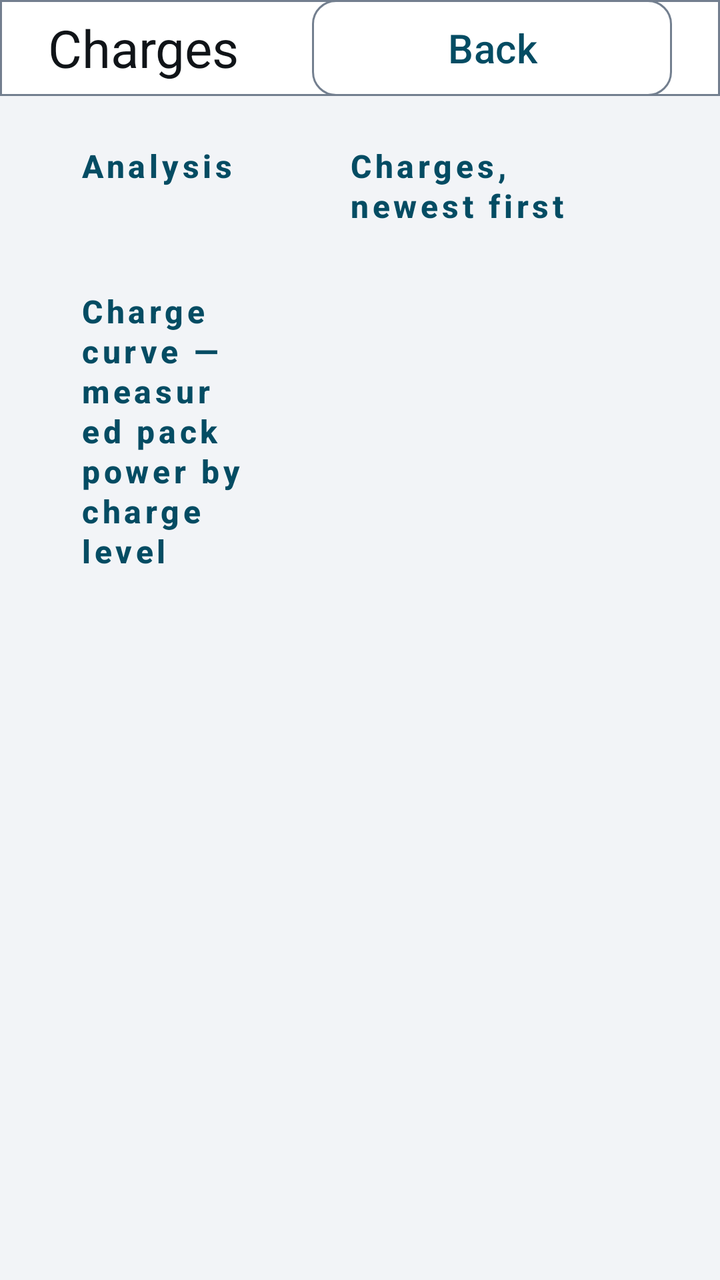
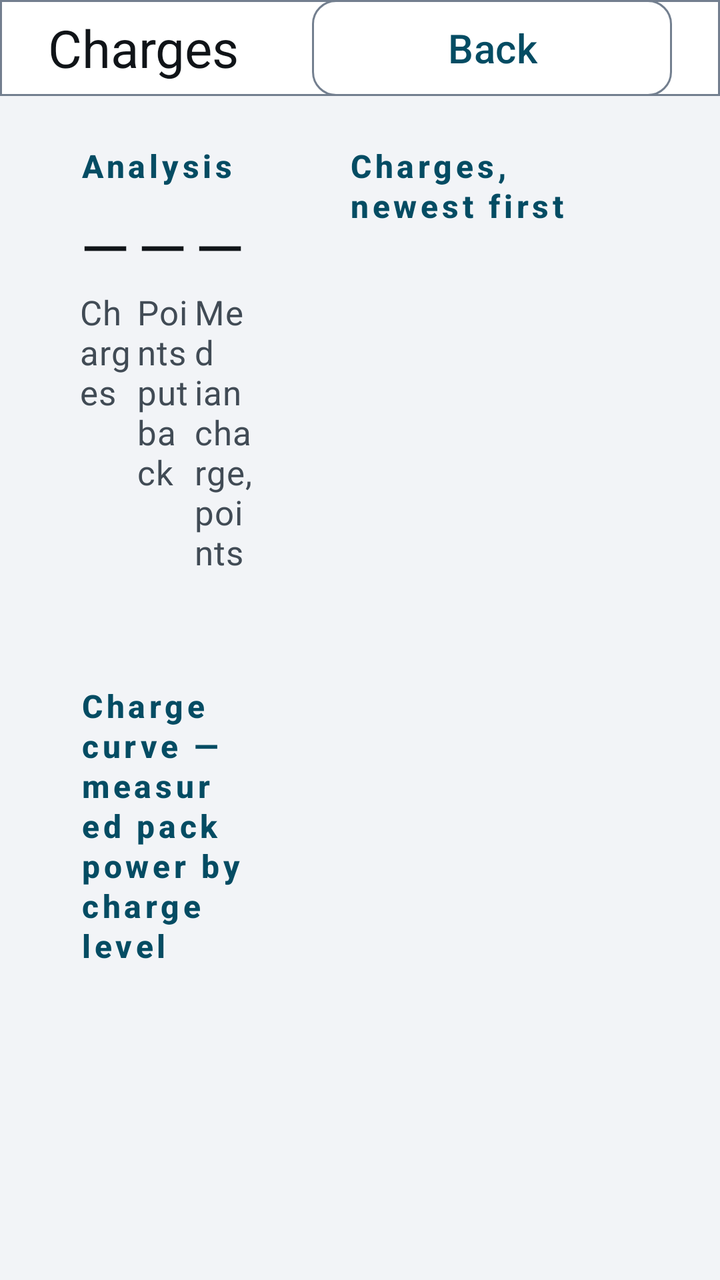

Compare the two renders of this Android layout. The source of the first and the diff that turns it into the second are given below.
<!-- AndroidManifest.xml: application theme Theme.EVChargePilot -->
<!-- res/layout/activity_charge_history.xml -->
<?xml version="1.0" encoding="utf-8"?>
<LinearLayout xmlns:android="http://schemas.android.com/apk/res/android"
    android:layout_width="match_parent"
    android:layout_height="match_parent"
    android:orientation="vertical">

    <LinearLayout
        android:layout_width="match_parent"
        android:layout_height="@dimen/chargepilot_bar_height"
        android:background="@drawable/bg_topbar"
        android:gravity="center_vertical"
        android:orientation="horizontal"
        android:paddingStart="@dimen/spacing_lg"
        android:paddingEnd="@dimen/spacing_lg">

        <TextView
            android:layout_width="0dp"
            android:layout_height="wrap_content"
            android:layout_weight="1"
            android:text="@string/charge_history_title"
            android:textAppearance="@style/Text.EV.Title" />

        <com.google.android.material.button.MaterialButton
            android:id="@+id/backAction"
            style="@style/Widget.EV.Button.Outlined"
            android:layout_width="180dp"
            android:layout_height="match_parent"
            android:insetTop="0dp"
            android:insetBottom="0dp"
            android:text="@string/action_back" />
    </LinearLayout>

    <LinearLayout
        android:layout_width="match_parent"
        android:layout_height="0dp"
        android:layout_weight="1"
        android:baselineAligned="false"
        android:orientation="horizontal"
        android:paddingStart="@dimen/spacing_lg"
        android:paddingTop="@dimen/chargepilot_bar_gap"
        android:paddingEnd="@dimen/spacing_lg"
        android:paddingBottom="@dimen/spacing_lg">

        <ScrollView
            style="@style/Widget.EV.Readout"
            android:layout_width="0dp"
            android:layout_height="match_parent"
            android:layout_weight="2"
            android:padding="@dimen/spacing_md">

            <LinearLayout
                android:layout_width="match_parent"
                android:layout_height="wrap_content"
                android:orientation="vertical">

                <TextView
                    style="@style/Text.EV.ReadoutLabel"
                    android:text="@string/charge_history_analysis" />

                <TextView
                    android:id="@+id/analysisFacts"
                    android:layout_width="match_parent"
                    android:layout_height="wrap_content"
                    android:layout_marginTop="@dimen/spacing_sm"
                    android:fontFeatureSettings="tnum"
                    android:textAppearance="@style/Text.EV.Body" />

                <TextView
                    style="@style/Text.EV.ReadoutLabel"
                    android:layout_marginTop="@dimen/spacing_md"
                    android:text="@string/charge_history_curve" />

                <TextView
                    android:id="@+id/curveFacts"
                    android:layout_width="match_parent"
                    android:layout_height="wrap_content"
                    android:layout_marginTop="@dimen/spacing_sm"
                    android:fontFeatureSettings="tnum"
                    android:textAppearance="@style/Text.EV.Secondary" />
            </LinearLayout>
        </ScrollView>

        <ScrollView
            style="@style/Widget.EV.Readout"
            android:layout_width="0dp"
            android:layout_height="match_parent"
            android:layout_marginStart="@dimen/spacing_md"
            android:layout_weight="3"
            android:padding="@dimen/spacing_md">

            <LinearLayout
                android:layout_width="match_parent"
                android:layout_height="wrap_content"
                android:orientation="vertical">

                <TextView
                    style="@style/Text.EV.ReadoutLabel"
                    android:text="@string/charge_history_list" />

                <TextView
                    android:id="@+id/chargeList"
                    android:layout_width="match_parent"
                    android:layout_height="wrap_content"
                    android:layout_marginTop="@dimen/spacing_sm"
                    android:fontFeatureSettings="tnum"
                    android:lineSpacingMultiplier="1.15"
                    android:textAppearance="@style/Text.EV.Body" />
            </LinearLayout>
        </ScrollView>
    </LinearLayout>
</LinearLayout>
<!-- resources referenced by this layout -->
<resources>
  <dimen name="chargepilot_bar_gap">@dimen/spacing_sm</dimen>
  <dimen name="chargepilot_bar_height">48dp</dimen>
  <dimen name="spacing_lg">24dp</dimen>
  <dimen name="spacing_md">16dp</dimen>
  <dimen name="spacing_sm">8dp</dimen>
  <!-- drawable bg_topbar (drawable) -->
  <?xml version="1.0" encoding="utf-8"?>
  <shape xmlns:android="http://schemas.android.com/apk/res/android" android:shape="rectangle">
      <solid android:color="@color/ev_surface" />
      <stroke android:width="1dp" android:color="@color/ev_outline" />
  </shape>
  <string name="action_back">Back</string>
  <string name="charge_history_analysis">Analysis</string>
  <string name="charge_history_curve">Charge curve — measured pack power by charge level</string>
  <string name="charge_history_list">Charges, newest first</string>
  <string name="charge_history_title">Charges</string>
  <style name="Text.EV.Body" parent="TextAppearance.Material3.BodyLarge">
          <item name="android:textSize">@dimen/text_body</item>
          <item name="android:textColor">@color/ev_text_primary</item>
      </style>
  <style name="Text.EV.ReadoutLabel" parent="Text.EV.SectionHeader">
          <item name="android:layout_width">wrap_content</item>
          <item name="android:layout_height">wrap_content</item>
      </style>
  <style name="Text.EV.Secondary" parent="TextAppearance.Material3.BodyMedium">
          <item name="android:textSize">@dimen/text_secondary</item>
          <item name="android:textColor">@color/ev_text_secondary</item>
      </style>
  <style name="Text.EV.Title" parent="TextAppearance.Material3.TitleLarge">
          <item name="android:textSize">@dimen/text_title</item>
          <item name="android:textColor">@color/ev_text_primary</item>
      </style>
  <color name="ev_surface">#FFFFFFFF</color>
  <color name="ev_outline">#FF737F8F</color>
  <dimen name="text_body">20sp</dimen>
  <color name="ev_text_primary">#FF101418</color>
  <dimen name="text_secondary">17sp</dimen>
  <color name="ev_text_secondary">#FF414B55</color>
  <dimen name="text_title">26sp</dimen>
  <style name="ShapeAppearanceOverlay.EV.Button" parent="">
          <item name="cornerSize">@dimen/ev_corner</item>
      </style>
  <dimen name="touch_target">72dp</dimen>
  <color name="ev_accent">#FF044C63</color>
  <color name="ev_on_accent">#FFFFFFFF</color>
  <color name="ev_surface_raised">#FFE4E8ED</color>
  <color name="ev_background">#FFF2F4F7</color>
  <color name="ev_error">#FF8F0F18</color>
  <style name="ThemeOverlay.EVChargePilot.Dialog" parent="ThemeOverlay.EV.Dialog">
          <item name="materialAlertDialogTitleTextStyle">@style/EVChargePilot.Dialog.Title</item>
          <item name="materialAlertDialogBodyTextStyle">@style/EVChargePilot.Dialog.Body</item>
      </style>
  <dimen name="text_label">16sp</dimen>
  <dimen name="ev_corner">12dp</dimen>
  <style name="EVChargePilot.Dialog.Title" parent="MaterialAlertDialog.Material3.Title.Text">
          <item name="android:textSize">@dimen/text_title</item>
          <item name="android:textColor">@color/ev_text_primary</item>
      </style>
  <style name="EVChargePilot.Dialog.Body" parent="MaterialAlertDialog.Material3.Body.Text">
          <item name="android:textSize">@dimen/text_secondary</item>
          <item name="android:textColor">@color/ev_text_primary</item>
          <item name="android:lineSpacingMultiplier">1.2</item>
      </style>
  <!-- unchanged entries left out for length: 6 -->
</resources>

<!-- the commit's change to res/layout/activity_charge_history.xml (unified diff, before → after) -->
@@ -57,25 +57,55 @@
                     style="@style/Text.EV.ReadoutLabel"
                     android:text="@string/charge_history_analysis" />
 
+                
+                <LinearLayout
+                    android:layout_width="match_parent"
+                    android:layout_height="wrap_content"
+                    android:layout_marginTop="@dimen/spacing_sm"
+                    android:baselineAligned="false"
+                    android:orientation="horizontal">
+
+                    <LinearLayout android:layout_width="0dp" android:layout_height="wrap_content" android:layout_weight="1" android:orientation="vertical">
+                        <TextView android:id="@+id/countValue" android:layout_width="wrap_content" android:layout_height="wrap_content" android:fontFeatureSettings="tnum" android:maxLines="1" android:text="@string/value_unavailable" android:textAppearance="@style/Text.EV.Display" />
+                        <TextView android:layout_width="wrap_content" android:layout_height="wrap_content" android:text="@string/charge_history_count_label" android:textAppearance="@style/Text.EV.Secondary" />
+                    </LinearLayout>
+
+                    <LinearLayout android:layout_width="0dp" android:layout_height="wrap_content" android:layout_weight="1" android:orientation="vertical">
+                        <TextView android:id="@+id/addedValue" android:layout_width="wrap_content" android:layout_height="wrap_content" android:fontFeatureSettings="tnum" android:maxLines="1" android:text="@string/value_unavailable" android:textAppearance="@style/Text.EV.Display" />
+                        <TextView android:layout_width="wrap_content" android:layout_height="wrap_content" android:text="@string/charge_history_added_label" android:textAppearance="@style/Text.EV.Secondary" />
+                    </LinearLayout>
+
+                    <LinearLayout android:layout_width="0dp" android:layout_height="wrap_content" android:layout_weight="1" android:orientation="vertical">
+                        <TextView android:id="@+id/medianValue" android:layout_width="wrap_content" android:layout_height="wrap_content" android:fontFeatureSettings="tnum" android:maxLines="1" android:text="@string/value_unavailable" android:textAppearance="@style/Text.EV.Display" />
+                        <TextView android:layout_width="wrap_content" android:layout_height="wrap_content" android:text="@string/charge_history_median_label" android:textAppearance="@style/Text.EV.Secondary" />
+                    </LinearLayout>
+                </LinearLayout>
+
                 <TextView
                     android:id="@+id/analysisFacts"
                     android:layout_width="match_parent"
                     android:layout_height="wrap_content"
-                    android:layout_marginTop="@dimen/spacing_sm"
+                    android:layout_marginTop="@dimen/spacing_md"
                     android:fontFeatureSettings="tnum"
-                    android:textAppearance="@style/Text.EV.Body" />
+                    android:textAppearance="@style/Text.EV.Secondary" />
 
                 <TextView
                     style="@style/Text.EV.ReadoutLabel"
                     android:layout_marginTop="@dimen/spacing_md"
                     android:text="@string/charge_history_curve" />
 
+                
+                <LinearLayout
+                    android:id="@+id/curveBands"
+                    android:layout_width="match_parent"
+                    android:layout_height="wrap_content"
+                    android:layout_marginTop="@dimen/spacing_sm"
+                    android:orientation="vertical" />
+
                 <TextView
                     android:id="@+id/curveFacts"
                     android:layout_width="match_parent"
                     android:layout_height="wrap_content"
-                    android:layout_marginTop="@dimen/spacing_sm"
-                    android:fontFeatureSettings="tnum"
                     android:textAppearance="@style/Text.EV.Secondary" />
             </LinearLayout>
         </ScrollView>
@@ -97,14 +127,19 @@
                     style="@style/Text.EV.ReadoutLabel"
                     android:text="@string/charge_history_list" />
 
-                <TextView
-                    android:id="@+id/chargeList"
+                <LinearLayout
+                    android:id="@+id/chargeRows"
                     android:layout_width="match_parent"
                     android:layout_height="wrap_content"
-                    android:layout_marginTop="@dimen/spacing_sm"
-                    android:fontFeatureSettings="tnum"
-                    android:lineSpacingMultiplier="1.15"
-                    android:textAppearance="@style/Text.EV.Body" />
+                    android:orientation="vertical" />
+
+                
+                <TextView
+                    android:id="@+id/chargeNotes"
+                    android:layout_width="match_parent"
+                    android:layout_height="wrap_content"
+                    android:layout_marginTop="@dimen/spacing_md"
+                    android:textAppearance="@style/Text.EV.Secondary" />
             </LinearLayout>
         </ScrollView>
     </LinearLayout>
<!-- resource entries referenced after the edit -->
@@ -12,12 +12,16 @@
       <stroke android:width="1dp" android:color="@color/ev_outline" />
   </shape>
   <string name="action_back">Back</string>
+  <string name="charge_history_added_label">Points put back</string>
   <string name="charge_history_analysis">Analysis</string>
+  <string name="charge_history_count_label">Charges</string>
   <string name="charge_history_curve">Charge curve — measured pack power by charge level</string>
   <string name="charge_history_list">Charges, newest first</string>
+  <string name="charge_history_median_label">Median charge, points</string>
   <string name="charge_history_title">Charges</string>
-  <style name="Text.EV.Body" parent="TextAppearance.Material3.BodyLarge">
-          <item name="android:textSize">@dimen/text_body</item>
+  <string name="value_unavailable" translatable="false">—</string>
+  <style name="Text.EV.Display" parent="TextAppearance.Material3.HeadlineSmall">
+          <item name="android:textSize">@dimen/text_display</item>
           <item name="android:textColor">@color/ev_text_primary</item>
       </style>
   <style name="Text.EV.ReadoutLabel" parent="Text.EV.SectionHeader">
@@ -34,6 +38,7 @@
       </style>
   <color name="ev_surface">#FFFFFFFF</color>
   <color name="ev_outline">#FF737F8F</color>
+  <dimen name="text_display">32sp</dimen>
   <dimen name="text_body">20sp</dimen>
   <color name="ev_text_primary">#FF101418</color>
   <dimen name="text_secondary">17sp</dimen>
